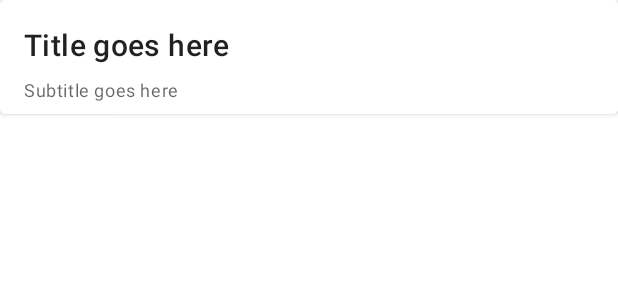
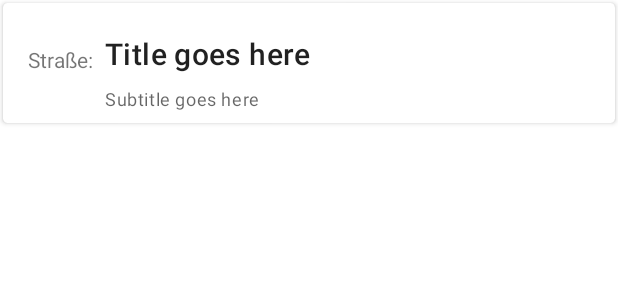
Before and after one commit to netzwerk-taubenrettung-hannover-e-v/TaubenSOS, an Android app: the layout card_counter.xml on its own in the app's theme, with its tools: preview values and no code run, on a phone screen of 412 x 824 dp. Shown: the top 300 px of the screen. Run offline under Robolectric (Android 15) with nearby library versions, the phone set to English and light mode, and no system bars.

Commit message:
Removed List from CounterFragment. Added List to CasesFragment. Added general layout to CounterFragment.

```diff
--- a/android/application/app/src/main/res/layout/card_counter.xml
+++ b/android/application/app/src/main/res/layout/card_counter.xml
@@ -1,10 +1,11 @@
 <?xml version="1.0" encoding="utf-8"?>
-<com.google.android.material.card.MaterialCardView
-    xmlns:android="http://schemas.android.com/apk/res/android"
+<com.google.android.material.card.MaterialCardView xmlns:android="http://schemas.android.com/apk/res/android"
+    xmlns:app="http://schemas.android.com/apk/res-auto"
     xmlns:tools="http://schemas.android.com/tools"
     android:layout_width="match_parent"
     android:layout_height="wrap_content"
-    xmlns:app="http://schemas.android.com/apk/res-auto"
+    android:layout_margin="2dp"
+    android:clickable="true"
     app:cardCornerRadius="3dp"
     app:cardElevation="2dp">
 
@@ -15,25 +16,34 @@
 
         <TextView
             android:id="@+id/card_title"
+            style="@style/TextAppearance.MaterialComponents.Headline6"
             android:layout_width="wrap_content"
             android:layout_height="wrap_content"
-            android:layout_marginStart="16dp"
-            android:layout_marginLeft="16dp"
-            android:layout_marginTop="16dp"
+            android:layout_marginStart="68dp"
+            android:layout_marginTop="20dp"
             android:text="Title goes here"
-            style="@style/TextAppearance.MaterialComponents.Headline6"
             app:layout_constraintStart_toStartOf="parent"
             app:layout_constraintTop_toTopOf="parent" />
 
         <TextView
             android:id="@+id/card_subtitle"
+            style="@style/TextAppearance.MaterialComponents.Caption"
             android:layout_width="wrap_content"
             android:layout_height="wrap_content"
             android:layout_marginTop="8dp"
             android:text="Subtitle goes here"
-            style="@style/TextAppearance.MaterialComponents.Caption"
             app:layout_constraintStart_toStartOf="@+id/card_title"
             app:layout_constraintTop_toBottomOf="@+id/card_title" />
 
+        <TextView
+            android:id="@+id/streetname"
+            android:layout_width="wrap_content"
+            android:layout_height="wrap_content"
+            android:layout_marginTop="8dp"
+            android:layout_marginEnd="8dp"
+            android:text="Straße:"
+            app:layout_constraintEnd_toStartOf="@+id/card_title"
+            app:layout_constraintTop_toTopOf="@+id/card_title" />
+
     </androidx.constraintlayout.widget.ConstraintLayout>
 </com.google.android.material.card.MaterialCardView>
```
Also changed, not shown: android/application/app/src/main/java/de/unihannover/se/tauben2/view/CasesFragment.kt (+16 -1 lines), android/application/app/src/main/java/de/unihannover/se/tauben2/view/CounterFragment.kt (+0 -7 lines), android/application/app/src/main/res/layout/fragment_cases.xml (+13 -4 lines), android/application/app/src/main/res/layout/fragment_counter.xml (+72 -7 lines).
